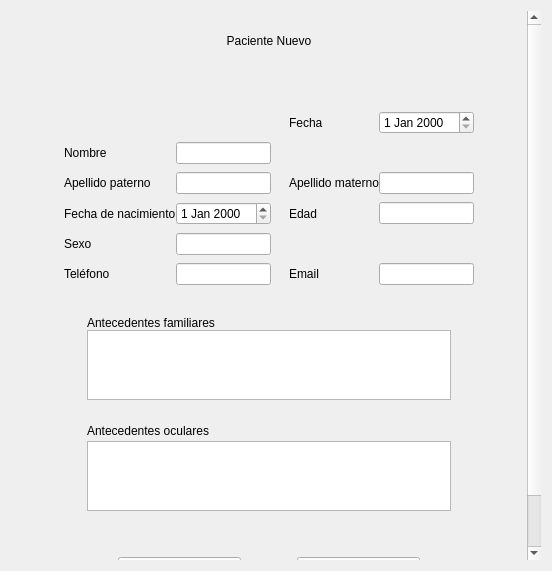
Matapuercos666/OPTICA, file Agregar_Paciente.ui: the form before one commit.
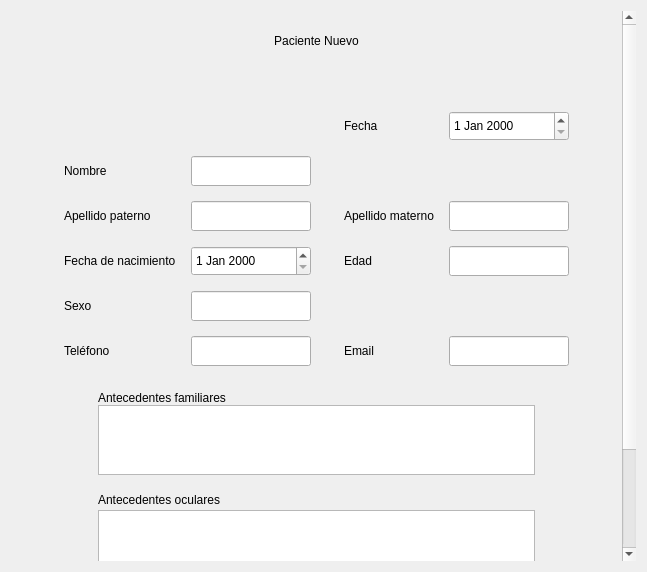
The form after the commit.

The edit to the form file:
```diff
--- a/Agregar_Paciente.ui
+++ b/Agregar_Paciente.ui
@@ -6,8 +6,8 @@
    <rect>
     <x>0</x>
     <y>0</y>
-    <width>552</width>
-    <height>571</height>
+    <width>647</width>
+    <height>572</height>
    </rect>
   </property>
   <property name="windowTitle">
@@ -33,8 +33,8 @@
        <rect>
         <x>0</x>
         <y>0</y>
-        <width>517</width>
-        <height>632</height>
+        <width>612</width>
+        <height>717</height>
        </rect>
       </property>
       <layout class="QGridLayout" name="gridLayout_3">
@@ -45,10 +45,13 @@
         <number>20</number>
        </property>
        <item row="0" column="0">
-        <layout class="QGridLayout" name="gridLayout">
+        <layout class="QGridLayout" name="gridLayout" rowstretch="2,8,2" rowminimumheight="2,8,2">
          <property name="topMargin">
           <number>0</number>
          </property>
+         <property name="horizontalSpacing">
+          <number>20</number>
+         </property>
          <item row="1" column="0">
           <layout class="QGridLayout" name="Info_gral">
            <property name="leftMargin">
@@ -202,11 +205,17 @@
              <property name="bottomMargin">
               <number>10</number>
              </property>
-             <property name="verticalSpacing">
-              <number>8</number>
+             <property name="spacing">
+              <number>15</number>
              </property>
              <item row="7" column="5">
               <widget class="QLineEdit" name="EDAD">
+               <property name="minimumSize">
+                <size>
+                 <width>120</width>
+                 <height>30</height>
+                </size>
+               </property>
                <property name="readOnly">
                 <bool>false</bool>
                </property>
@@ -226,7 +235,7 @@
               </spacer>
              </item>
              <item row="4" column="4">
-              <widget class="QLabel" name="FECHA">
+              <widget class="QLabel" name="Titulo4">
                <property name="text">
                 <string>Fecha</string>
                </property>
@@ -267,20 +276,47 @@
               </spacer>
              </item>
              <item row="6" column="5">
-              <widget class="QLineEdit" name="APELLIDO_M"/>
+              <widget class="QLineEdit" name="APELLIDO_M">
+               <property name="minimumSize">
+                <size>
+                 <width>120</width>
+                 <height>30</height>
+                </size>
+               </property>
+              </widget>
              </item>
              <item row="5" column="2">
               <widget class="QLineEdit" name="NOMBRE">
+               <property name="minimumSize">
+                <size>
+                 <width>120</width>
+                 <height>30</height>
+                </size>
+               </property>
                <property name="alignment">
                 <set>Qt::AlignmentFlag::AlignLeading|Qt::AlignmentFlag::AlignLeft|Qt::AlignmentFlag::AlignVCenter</set>
                </property>
               </widget>
              </item>
              <item row="8" column="2">
-              <widget class="QLineEdit" name="SEXO"/>
+              <widget class="QLineEdit" name="SEXO">
+               <property name="minimumSize">
+                <size>
+                 <width>120</width>
+                 <height>30</height>
+                </size>
+               </property>
+              </widget>
              </item>
              <item row="6" column="2">
-              <widget class="QLineEdit" name="APELLIDO_P"/>
+              <widget class="QLineEdit" name="APELLIDO_P">
+               <property name="minimumSize">
+                <size>
+                 <width>120</width>
+                 <height>30</height>
+                </size>
+               </property>
+              </widget>
              </item>
              <item row="5" column="3">
               <spacer name="horizontalSpacer_18">
@@ -313,7 +349,14 @@
               </widget>
              </item>
              <item row="9" column="2">
-              <widget class="QLineEdit" name="TELEFONO"/>
+              <widget class="QLineEdit" name="TELEFONO">
+               <property name="minimumSize">
+                <size>
+                 <width>120</width>
+                 <height>30</height>
+                </size>
+               </property>
+              </widget>
              </item>
              <item row="9" column="4">
               <widget class="QLabel" name="Email">
@@ -323,7 +366,14 @@
               </widget>
              </item>
              <item row="9" column="5">
-              <widget class="QLineEdit" name="EMAIL"/>
+              <widget class="QLineEdit" name="EMAIL">
+               <property name="minimumSize">
+                <size>
+                 <width>120</width>
+                 <height>30</height>
+                </size>
+               </property>
+              </widget>
              </item>
              <item row="7" column="1">
               <widget class="QLabel" name="Nacimiento">
@@ -340,10 +390,24 @@
               </widget>
              </item>
              <item row="4" column="5">
-              <widget class="QDateEdit" name="FECHA_2"/>
+              <widget class="QDateEdit" name="FECHA">
+               <property name="minimumSize">
+                <size>
+                 <width>120</width>
+                 <height>30</height>
+                </size>
+               </property>
+              </widget>
              </item>
              <item row="7" column="2">
-              <widget class="QDateEdit" name="NACIMIENTO"/>
+              <widget class="QDateEdit" name="NACIMIENTO">
+               <property name="minimumSize">
+                <size>
+                 <width>0</width>
+                 <height>30</height>
+                </size>
+               </property>
+              </widget>
              </item>
             </layout>
            </item>
@@ -357,7 +421,7 @@
            <property name="verticalSpacing">
             <number>15</number>
            </property>
-           <item row="0" column="1">
+           <item row="1" column="1">
             <widget class="QLabel" name="Titulo2">
              <property name="text">
               <string>Paciente Nuevo</string>
@@ -367,14 +431,7 @@
              </property>
             </widget>
            </item>
-           <item row="1" column="1">
-            <widget class="QLabel" name="UsuarioActual">
-             <property name="text">
-              <string/>
-             </property>
-            </widget>
-           </item>
-           <item row="0" column="0">
+           <item row="1" column="0">
             <spacer name="horizontalSpacer_8">
              <property name="orientation">
               <enum>Qt::Orientation::Horizontal</enum>
@@ -387,7 +444,7 @@
              </property>
             </spacer>
            </item>
-           <item row="0" column="2">
+           <item row="1" column="2">
             <spacer name="horizontalSpacer_9">
              <property name="orientation">
               <enum>Qt::Orientation::Horizontal</enum>
@@ -400,6 +457,20 @@
              </property>
             </spacer>
            </item>
+           <item row="2" column="2">
+            <layout class="QGridLayout" name="gridLayout_4">
+             <property name="topMargin">
+              <number>0</number>
+             </property>
+             <item row="0" column="0">
+              <widget class="QLabel" name="UsuarioActual">
+               <property name="text">
+                <string/>
+               </property>
+              </widget>
+             </item>
+            </layout>
+           </item>
           </layout>
          </item>
          <item row="2" column="0">
```
Left out of the diff: 2 changed lines with no effect on the pictures.
